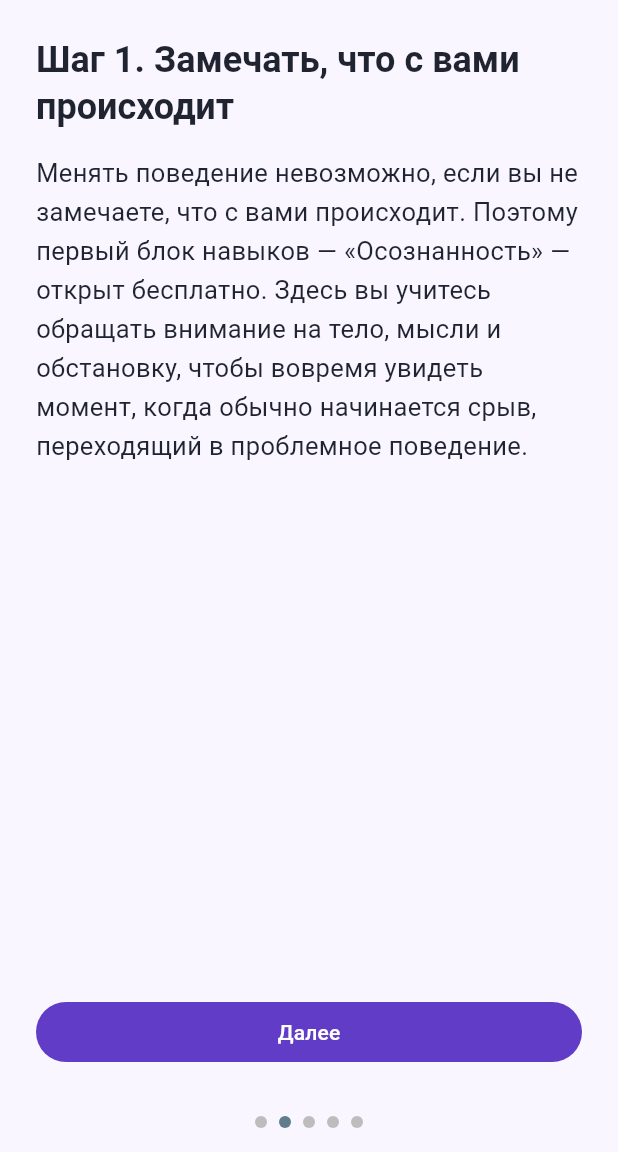
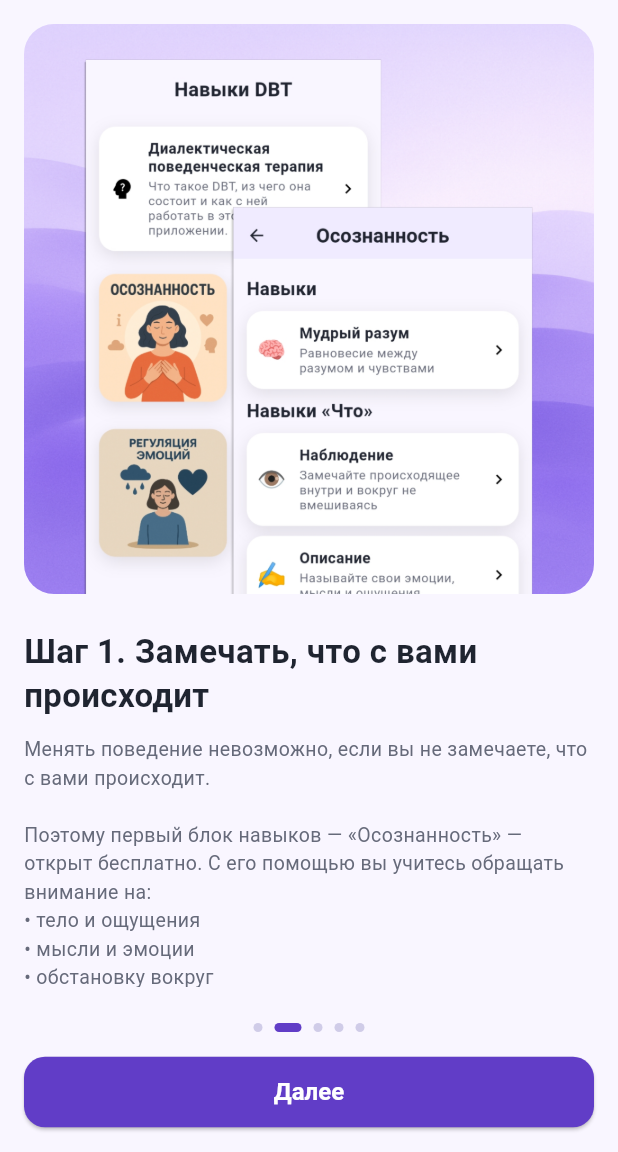
Before and after one commit to tyronel183/wisemind, a Flutter app: the UsageGuideScreen screen opened directly, swiped to page 2, on a phone screen of 412 x 824 dp, the part 84-1236 px from its top. Run offline on Flutter 3.47's test engine with Material 3 defaults, Android fonts, the light colour scheme and no system bars; our stand-ins replace cached_network_image, fl_chart, flutter_html, flutter_local_notifications, flutter_timezone, hive and 6 more; missing offline and left inert: amplitude_flutter, purchases_flutter, purchases_ui_flutter; accounts and stored records are empty.

Commit message:
improved onboarding and usage guide visuals and returned to old material navbar

```diff
--- a/lib/theme/app_theme.dart
+++ b/lib/theme/app_theme.dart
@@ -47,7 +47,7 @@ class AppColors {
 class AppTypography {
   /// Крупный заголовок (онбординг, промо-экраны)
   static const TextStyle displayTitle = TextStyle(
-    fontSize: 28,
+    fontSize: 26,
     fontWeight: FontWeight.w700,
     height: 1.25,
     color: AppColors.textPrimary,
@@ -55,7 +55,7 @@ class AppTypography {
 
   /// Заголовок экрана
   static const TextStyle screenTitle = TextStyle(
-    fontSize: 24,
+    fontSize: 22,
     fontWeight: FontWeight.w600,
     height: 1.3,
     color: AppColors.textPrimary,
@@ -63,7 +63,7 @@ class AppTypography {
 
   /// Заголовок раздела внутри экрана
   static const TextStyle sectionTitle = TextStyle(
-    fontSize: 22,
+    fontSize: 20,
     fontWeight: FontWeight.w600,
     height: 1.3,
     color: AppColors.textPrimary,
@@ -71,7 +71,7 @@ class AppTypography {
 
   /// Заголовок карточки
   static const TextStyle cardTitle = TextStyle(
-    fontSize: 18,
+    fontSize: 17,
     fontWeight: FontWeight.w600,
     height: 1.3,
     color: AppColors.textPrimary,
@@ -79,7 +79,7 @@ class AppTypography {
 
   /// Основной текст / описание
   static const TextStyle body = TextStyle(
-    fontSize: 17,
+    fontSize: 15,
     fontWeight: FontWeight.w400,
     height: 1.5,
     color: AppColors.textPrimary,
@@ -87,7 +87,7 @@ class AppTypography {
 
   /// Вторичный текст / подписи / вспомогательное
   static const TextStyle bodySecondary = TextStyle(
-    fontSize: 15,
+    fontSize: 13,
     fontWeight: FontWeight.w400,
     height: 1.45,
     color: AppColors.textSecondary,
@@ -108,31 +108,31 @@ class AppTypography {
 
 class AppTextStyles {
   static const TextStyle h1 = TextStyle(
-    fontSize: 28,
+    fontSize: 26,
     fontWeight: FontWeight.w700,
     color: AppColors.textPrimary,
   );
 
   static const TextStyle h2 = TextStyle(
-    fontSize: 24,
+    fontSize: 22,
     fontWeight: FontWeight.w700,
     color: AppColors.textPrimary,
   );
 
   static const TextStyle h3 = TextStyle(
-    fontSize: 22,
+    fontSize: 20,
     fontWeight: FontWeight.w600,
     color: AppColors.textPrimary,
   );
 
   static const TextStyle body = TextStyle(
-    fontSize: 17,
+    fontSize: 15,
     fontWeight: FontWeight.w400,
     color: AppColors.textPrimary,
   );
 
   static const TextStyle bodySecondary = TextStyle(
-    fontSize: 15,
+    fontSize: 13,
     fontWeight: FontWeight.w400,
     color: AppColors.textSecondary,
   );
--- a/lib/usage_guide/usage_guide_screen.dart
+++ b/lib/usage_guide/usage_guide_screen.dart
@@ -1,5 +1,7 @@
 import 'package:flutter/material.dart';
 import '../analytics/amplitude_service.dart';
+import '../theme/app_theme.dart';
+import '../theme/app_spacing.dart';
 
 class UsageGuideScreen extends StatefulWidget {
   final VoidCallback? onCompleted;
@@ -39,27 +41,55 @@ class _UsageGuideScreenState extends State<UsageGuideScreen> {
     _GuidePageData(
       title: 'Как Wisemind действительно помогает',
       body:
-          'Это не магическое решение и не очередной трекер привычек. В бесплатной версии уже есть всё, чтобы начать менять своё поведение: отмечать состояние, разбирать сложные ситуации и пробовать реагировать и поступать по-новому. Но изменения требуют усилий: приложение не сделает работу за вас, но оно сильно поможет вам пройти путь шаг за шагом.',
+          'Wisemind не про магию и не про «трекать всё подряд».\n\n'
+          'В бесплатной версии уже есть всё, чтобы начать менять поведение: '
+          'отмечать состояние, разбирать сложные ситуации и пробовать реагировать по‑новому.\n\n'
+          'Но изменения требуют усилий: приложение не сделает работу за вас, '
+          'оно помогает идти вперёд шаг за шагом.',
     ),
     _GuidePageData(
       title: 'Шаг 1. Замечать, что с вами происходит',
       body:
-          'Менять поведение невозможно, если вы не замечаете, что с вами происходит. Поэтому первый блок навыков — «Осознанность» — открыт бесплатно. Здесь вы учитесь обращать внимание на тело, мысли и обстановку, чтобы вовремя увидеть момент, когда обычно начинается срыв, переходящий в проблемное поведение.',
+          'Менять поведение невозможно, если вы не замечаете, что с вами происходит.\n\n'
+          'Поэтому первый блок навыков — «Осознанность» — открыт бесплатно. '
+          'С его помощью вы учитесь обращать внимание на:\n'
+          '• тело и ощущения\n'
+          '• мысли и эмоции\n'
+          '• обстановку вокруг\n\n'
+          'Так легче вовремя заметить момент, когда обычно начинается срыв.',
     ),
     _GuidePageData(
       title: 'Шаг 2. Определить своё проблемное поведение',
       body:
-          'Сначала честно назовите, что именно для вас является проблемой: алкоголь, ссоры с близкими, переедание, курение, импульсивные покупки и так далее. Затем каждый вечер заполняйте «Карту дня». Со временем вы увидите связи: недосып, стресс, отсутствие отдыха и другие факторы, которые подталкивают вас к срывам и проблемному поведению.',
+          'Сначала честно назовите, что именно для вас проблема: алкоголь, '
+          'ссоры с близкими, переедание, курение, импульсивные покупки и так далее.\n\n'
+          'Затем каждый вечер заполняйте «Карту дня». Со временем вы увидите связи между '
+          'недосыпом, стрессом, отсутствием отдыха и другими факторами, которые подталкивают '
+          'к срывам и привычному проблемному поведению.',
     ),
     _GuidePageData(
       title: 'Шаг 3. Разбирать срывы и тренировать навыки',
       body:
-          'Срывы неизбежны — это не провал, а материал для работы. Используйте рабочие листы, чтобы разобрать по шагам, что произошло до, во время и после эпизода. Навыки DBT разделены на 4 блока: осознанность, устойчивость к стрессу, регулирование эмоций, межличностная эффективность. Осваивайте их постепенно, мы рекомендуем по одному навыку в неделю — и оставляйте в своём арсенале те, что лучше всего работают именно для вас.',
+          'Срывы неизбежны — это не провал, а материал для работы.\n\n'
+          'Используйте рабочие листы, чтобы по шагам разобрать, что произошло до, во время '
+          'и после эпизода. Навыки DBT разделены на 4 блока:\n'
+          '• осознанность\n'
+          '• устойчивость к стрессу\n'
+          '• регулирование эмоций\n'
+          '• межличностная эффективность\n\n'
+          'Осваивайте их постепенно, мы рекомендуем по одному навыку в неделю — '
+          'и оставляйте в арсенале то, что лучше всего работает именно для вас.',
     ),
     _GuidePageData(
       title: 'Поехали?',
       body:
-          'По мере развития Wisemind мы будем добавлять новые инструменты, практики и медитации, чтобы поддерживать вас на пути изменений. А пока сделайте первый шаг — заполните первую запись в разделе «Моё состояние сегодня». Мы зададим вам простые вопросы о сне, самочувствии и эмоциях, а дальше вы сможете возвращаться к этому каждый день. Так формируется привычка, которая со временем меняет ваше поведение.',
+          'Мы будем добавлять новые инструменты, практики и медитации, '
+          'чтобы поддерживать вас на пути изменений.\n\n'
+          'А сейчас сделайте первый шаг — заполните первую запись в разделе '
+          '«Моё состояние».\n\n'
+          'Вы ответите на простые вопросы о сне, самочувствии и эмоциях. '
+          'Если возвращаться к этому каждый день, постепенно формируется привычка, '
+          'которая со временем меняет поведение.',
       isLast: true,
     ),
   ];
@@ -80,22 +110,46 @@ class _UsageGuideScreenState extends State<UsageGuideScreen> {
                 setState(() {
                   _currentPage = index;
                 });
-                // Логируем просмотр шага минигайда
                 AmplitudeService.instance
                     .logHomeGuideStepViewed(stepIndex: index + 1);
               },
               itemBuilder: (context, index) {
                 final page = _pages[index];
+                final imagePath =
+                    'assets/images/usage_guide/slide_${index + 1}.png';
+
                 return Padding(
-                  padding: const EdgeInsets.all(24),
+                  padding: const EdgeInsets.all(AppSpacing.screenPadding),
                   child: Column(
                     crossAxisAlignment: CrossAxisAlignment.stretch,
                     children: [
-                      Text(page.title, style: Theme.of(context).textTheme.headlineSmall),
-                      const SizedBox(height: 16),
-                      Text(page.body),
-                      const Spacer(),
-                      _buildBottomButton(page),
+                      AspectRatio(
+                        aspectRatio: 1,
+                        child: ClipRRect(
+                          borderRadius:
+                              BorderRadius.circular(AppSizes.cardRadius),
+                          child: Image.asset(
+                            imagePath,
+                            fit: BoxFit.cover,
+                          ),
+                        ),
+                      ),
+                      const SizedBox(height: 24),
+                      Text(
+                        page.title,
+                        textAlign: TextAlign.left,
+                        style: AppTypography.screenTitle,
+                      ),
+                      const SizedBox(height: 12),
+                      Expanded(
+                        child: SingleChildScrollView(
+                          child: Text(
+                            page.body,
+                            textAlign: TextAlign.left,
+                            style: AppTypography.bodySecondary,
+                          ),
+                        ),
+                      ),
                     ],
                   ),
                 );
@@ -104,6 +158,13 @@ class _UsageGuideScreenState extends State<UsageGuideScreen> {
           ),
           const SizedBox(height: 8),
           _buildDots(),
+          const SizedBox(height: 16),
+          Padding(
+            padding: const EdgeInsets.symmetric(
+              horizontal: AppSpacing.screenPadding,
+            ),
+            child: _buildBottomButton(_pages[_currentPage]),
+          ),
           const SizedBox(height: 16),
         ],
       ),
@@ -115,28 +176,37 @@ class _UsageGuideScreenState extends State<UsageGuideScreen> {
       mainAxisAlignment: MainAxisAlignment.center,
       children: List.generate(
         _pages.length,
-        (index) => Container(
-          width: 8,
-          height: 8,
+        (index) {
+          final isActive = index == _currentPage;
+          return AnimatedContainer(
+            duration: const Duration(milliseconds: 200),
             margin: const EdgeInsets.symmetric(horizontal: 4),
+            height: 6,
+            width: isActive ? 18 : 6,
             decoration: BoxDecoration(
-            shape: BoxShape.circle,
-            color: index == _currentPage ? Colors.blueGrey : Colors.grey.shade400,
+              color: isActive ? AppColors.primary : AppColors.border,
+              borderRadius: BorderRadius.circular(999),
             ),
-        ),
+          );
+        },
       ),
     );
   }
 
   Widget _buildBottomButton(_GuidePageData page) {
     if (page.isLast) {
-      return ElevatedButton(
+      return SizedBox(
+        width: double.infinity,
+        child: ElevatedButton(
           onPressed: _completeAndClose,
           child: const Text('Заполнить карту дня'),
+        ),
       );
     }
 
-    return FilledButton(
+    return SizedBox(
+      width: double.infinity,
+      child: ElevatedButton(
         onPressed: () {
           _controller.nextPage(
             duration: const Duration(milliseconds: 300),
@@ -144,6 +214,7 @@ class _UsageGuideScreenState extends State<UsageGuideScreen> {
           );
         },
         child: const Text('Далее'),
+      ),
     );
   }
 }
--- a/pubspec.yaml
+++ b/pubspec.yaml
@@ -2,13 +2,15 @@ name: wisemind
 description: "A new Flutter project."
 publish_to: 'none'
 
-version: 1.0.0+3
+version: 1.0.0+4
 
 environment:
   sdk: ^3.10.0
 
 dependencies:
   flutter:
+    sdk: flutter
+  flutter_localizations:
     sdk: flutter
 
   cupertino_icons: ^1.0.8
@@ -49,3 +51,4 @@ flutter:
     - assets/data/dbt_skills.json
     - assets/images/skills/
     - assets/images/onboarding/
+    - assets/images/usage_guide/
```
Also changed, not shown: lib/main.dart (+36 -3 lines), lib/onboarding/onboarding_screen.dart (+8 -5 lines), lib/worksheets/chain_analysis_screens.dart (+16 -23 lines), lib/worksheets/fact_check_screens.dart (+29 -15 lines), lib/worksheets/pros_cons_screens.dart (+40 -12 lines), assets/images/usage_guide/slide_1.png (added), assets/images/usage_guide/slide_2.png (added), assets/images/usage_guide/slide_3.png (added), assets/images/usage_guide/slide_4.png (added), assets/images/usage_guide/slide_5.png (added), pubspec.lock. Lines whose indentation alone changed are shown as unchanged.
